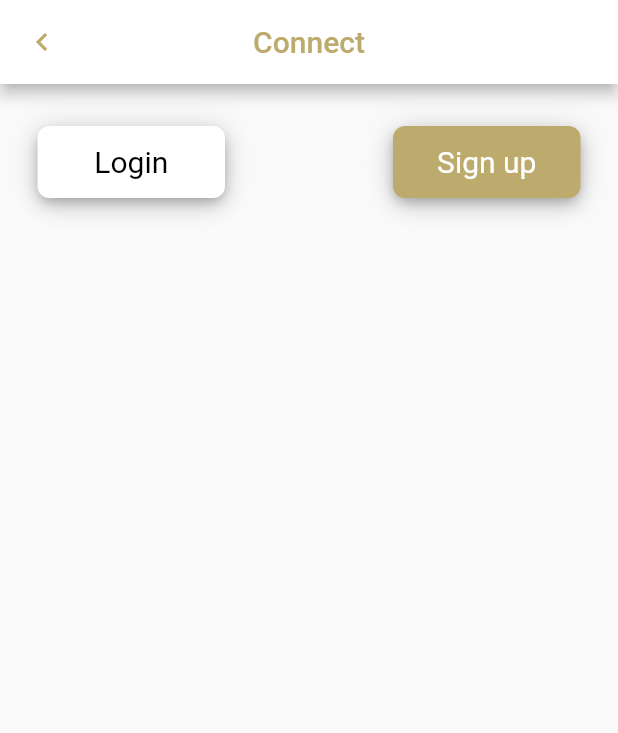
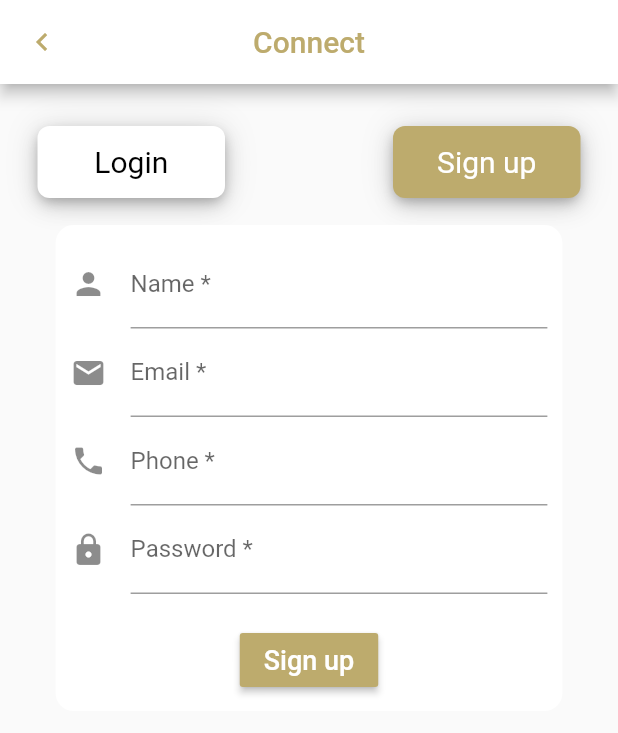
Before and after one commit to turinaf/cshop, a Flutter app: the LoginPage screen opened directly, after a tap on "Login", on a phone screen of 412 x 824 dp. Shown: the top 733 px of the screen. Run offline on Flutter 3.47's test engine with Material 2 defaults, Android fonts, the phone set to English and light mode, and no system bars.

Commit message:
Added login and Signup form

```diff
--- a/lib/screens/home.dart
+++ b/lib/screens/home.dart
@@ -39,12 +39,33 @@ class _HomeScreenState extends State<HomeScreen> {
                         style:
                             TextStyle(color: CusColors.bgColor1, fontSize: 20),
                       ),
-                      Container(
+                      Expanded(
+                        child: Container(
+                          padding: EdgeInsets.only(left: 20),
+                          width: _isFolded ? 0 : 20,
+                          child: _isFolded
+                              ? null
+                              : TextField(
+                                  decoration: InputDecoration(
+                                    hintText: "Search items",
+                                  ),
+                                ),
+                        ),
+                      ),
+                      AnimatedContainer(
+                        duration: Duration(milliseconds: 400),
                         width: 50,
                         height: 50,
-                        child: Icon(
-                          Icons.search,
-                          color: CusColors.bgColor1,
+                        child: InkWell(
+                          onTap: () {
+                            setState(() {
+                              _isFolded = !_isFolded;
+                            });
+                          },
+                          child: Icon(
+                            Icons.search,
+                            color: CusColors.bgColor1,
+                          ),
                         ),
                         decoration: BoxDecoration(
                             color: CusColors.bgColor1.withOpacity(0.2),
@@ -148,7 +169,9 @@ class _HomeScreenState extends State<HomeScreen> {
                         mainAxisAlignment: MainAxisAlignment.spaceBetween,
                         children: [
                           IconButton(
-                            onPressed: () {},
+                            onPressed: () {
+                              Navigator.pop(context);
+                            },
                             icon: Icon(Icons.favorite),
                             color: Colors.white,
                             iconSize: 30,
@@ -181,7 +204,9 @@ class _HomeScreenState extends State<HomeScreen> {
                             color: Colors.white,
                           ),
                           IconButton(
-                            onPressed: () {},
+                            onPressed: () {
+                              Navigator.pop(context);
+                            },
                             icon: Icon(Icons.account_circle),
                             color: Colors.white,
                             iconSize: 30,
--- a/lib/screens/login.dart
+++ b/lib/screens/login.dart
@@ -10,6 +10,71 @@ class LoginPage extends StatefulWidget {
 
 class _LoginPageState extends State<LoginPage> {
   bool isLogin = true;
+  String _name = "";
+  String _email = "";
+  String _phone = "";
+  String password = "";
+  final GlobalKey<FormState> _formKey = GlobalKey<FormState>();
+  Widget _nameField() {
+    return TextFormField(
+      decoration: const InputDecoration(
+          labelText: "Name *",
+          hintText: "Enter your name",
+          icon: Icon(Icons.person)),
+      validator: (String? value) {
+        return (value == null || value.contains('@')
+            ? "Name is requied, don't use @"
+            : null);
+      },
+      onSaved: (String? value) {
+        _name = value!;
+      },
+    );
+  }
+
+  Widget _emailField() {
+    return TextFormField(
+      keyboardType: TextInputType.emailAddress,
+      decoration: InputDecoration(
+        labelText: "Email *",
+        hintText: "Enter your email",
+        icon: Icon(Icons.email),
+      ),
+      validator: (String? value) {
+        return value == null ? "Email is required" : null;
+      },
+      onSaved: (String? value) {
+        _email = value!;
+      },
+    );
+  }
+
+  Widget _phoneField() {
+    return TextFormField(
+      keyboardType: TextInputType.phone,
+      decoration: InputDecoration(
+          labelText: "Phone *",
+          hintText: "Phone number",
+          icon: Icon(Icons.phone)),
+      validator: (String? value) {
+        return value == null ? "Phone is require" : null;
+      },
+    );
+  }
+
+  Widget _passwordField() {
+    return TextFormField(
+      keyboardType: TextInputType.visiblePassword,
+      decoration: InputDecoration(
+          labelText: "Password *",
+          hintText: "Create password",
+          icon: Icon(Icons.lock)),
+      validator: (String? value) {
+        return value == null ? "Password is require" : null;
+      },
+    );
+  }
+
   @override
   Widget build(BuildContext context) {
     return Scaffold(
@@ -89,7 +154,70 @@ class _LoginPageState extends State<LoginPage> {
                   )
                 ],
               ),
-            )
+            ),
+            Container(
+                child: isLogin
+                    ? Container(
+                        margin: EdgeInsets.only(top: 10),
+                        width: MediaQuery.of(context).size.width * 0.82,
+                        child: Form(
+                          // Login form
+                          child: Column(
+                            mainAxisAlignment: MainAxisAlignment.center,
+                            children: [
+                              _emailField(),
+                              _passwordField(),
+                              SizedBox(
+                                height: 20,
+                              ),
+                              // ignore: deprecated_member_use
+                              RaisedButton(
+                                onPressed: () {},
+                                child: Text(
+                                  "Login",
+                                  style: TextStyle(
+                                      color: Colors.white, fontSize: 18),
+                                ),
+                                color: CusColors.bgColor1,
+                              )
+                            ],
+                          ),
+                        ),
+                      )
+                    : Container(
+                        margin: EdgeInsets.only(top: 18),
+                        padding: EdgeInsets.all(10),
+                        width: MediaQuery.of(context).size.width * 0.82,
+                        decoration: BoxDecoration(
+                            color: Colors.white,
+                            borderRadius: BorderRadius.circular(12),
+                            boxShadow: kElevationToShadow[5]),
+                        child: Form(
+                          // Signup Form
+
+                          child: Column(
+                            children: [
+                              _nameField(),
+                              _emailField(),
+                              _phoneField(),
+                              _passwordField(),
+                              SizedBox(
+                                height: 20,
+                              ),
+                              // ignore: deprecated_member_use
+                              RaisedButton(
+                                onPressed: () {},
+                                child: Text(
+                                  "Sign up",
+                                  style: TextStyle(
+                                      color: Colors.white, fontSize: 18),
+                                ),
+                                color: CusColors.bgColor1,
+                              )
+                            ],
+                          ),
+                        ),
+                      ))
           ],
         ),
       ),
```
